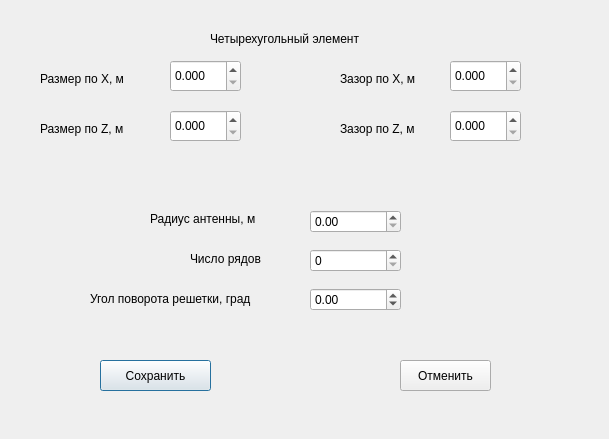
Qt form antennaArrayParametersRect.ui (PointlessAlbatross/CAD-A_Qt) before a commit.
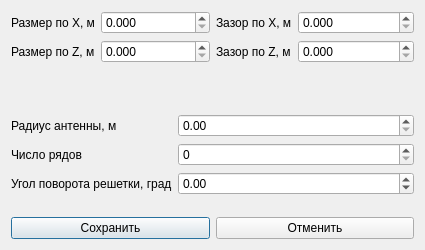
The same form after that commit.

```diff
--- a/antennaArrayParametersRect.ui
+++ b/antennaArrayParametersRect.ui
@@ -6,262 +6,162 @@
    <rect>
     <x>0</x>
     <y>0</y>
-    <width>609</width>
-    <height>439</height>
+    <width>425</width>
+    <height>250</height>
    </rect>
   </property>
   <property name="windowTitle">
    <string>Геометрические параметры</string>
   </property>
+  <layout class="QVBoxLayout" name="verticalLayout">
+   <item>
+    <layout class="QHBoxLayout" name="horizontalLayout">
+     <item>
+      <layout class="QFormLayout" name="formLayout">
+       <item row="0" column="0">
   <widget class="QLabel" name="label">
-   <property name="geometry">
-    <rect>
-     <x>40</x>
-     <y>70</y>
-     <width>101</width>
-     <height>18</height>
-    </rect>
-   </property>
    <property name="text">
     <string>Размер по X, м</string>
    </property>
   </widget>
+       </item>
+       <item row="0" column="1">
+        <widget class="QDoubleSpinBox" name="sizeXBox">
+         <property name="locale">
+          <locale language="English" country="UnitedStates"/>
+         </property>
+         <property name="decimals">
+          <number>3</number>
+         </property>
+         <property name="maximum">
+          <double>1.000000000000000</double>
+         </property>
+         <property name="singleStep">
+          <double>0.001000000000000</double>
+         </property>
+        </widget>
+       </item>
+       <item row="1" column="0">
   <widget class="QLabel" name="label_2">
-   <property name="geometry">
-    <rect>
-     <x>40</x>
-     <y>120</y>
-     <width>101</width>
-     <height>18</height>
-    </rect>
-   </property>
    <property name="text">
     <string>Размер по Z, м</string>
    </property>
   </widget>
+       </item>
+       <item row="1" column="1">
+        <widget class="QDoubleSpinBox" name="sizeZBox">
+         <property name="locale">
+          <locale language="English" country="UnitedStates"/>
+         </property>
+         <property name="decimals">
+          <number>3</number>
+         </property>
+         <property name="maximum">
+          <double>1.000000000000000</double>
+         </property>
+         <property name="singleStep">
+          <double>0.001000000000000</double>
+         </property>
+        </widget>
+       </item>
+      </layout>
+     </item>
+     <item>
+      <layout class="QFormLayout" name="formLayout_2">
+       <item row="0" column="0">
   <widget class="QLabel" name="label_3">
-   <property name="geometry">
-    <rect>
-     <x>340</x>
-     <y>70</y>
-     <width>91</width>
-     <height>18</height>
-    </rect>
-   </property>
    <property name="text">
     <string>Зазор по X, м</string>
    </property>
   </widget>
+       </item>
+       <item row="0" column="1">
+        <widget class="QDoubleSpinBox" name="distXBox">
+         <property name="locale">
+          <locale language="English" country="Kenya"/>
+         </property>
+         <property name="decimals">
+          <number>3</number>
+         </property>
+         <property name="maximum">
+          <double>0.100000000000000</double>
+         </property>
+         <property name="singleStep">
+          <double>0.001000000000000</double>
+         </property>
+        </widget>
+       </item>
+       <item row="1" column="0">
   <widget class="QLabel" name="label_4">
-   <property name="geometry">
-    <rect>
-     <x>340</x>
-     <y>120</y>
-     <width>101</width>
-     <height>18</height>
-    </rect>
-   </property>
    <property name="text">
     <string>Зазор по Z, м</string>
    </property>
   </widget>
+       </item>
+       <item row="1" column="1">
+        <widget class="QDoubleSpinBox" name="distZBox">
+         <property name="locale">
+          <locale language="English" country="Kenya"/>
+         </property>
+         <property name="decimals">
+          <number>3</number>
+         </property>
+         <property name="maximum">
+          <double>0.100000000000000</double>
+         </property>
+         <property name="singleStep">
+          <double>0.001000000000000</double>
+         </property>
+        </widget>
+       </item>
+      </layout>
+     </item>
+    </layout>
+   </item>
+   <item>
+    <layout class="QFormLayout" name="formLayout_3">
+     <item row="0" column="0">
   <widget class="QLabel" name="label_5">
-   <property name="geometry">
-    <rect>
-     <x>150</x>
-     <y>210</y>
-     <width>131</width>
-     <height>18</height>
-    </rect>
-   </property>
    <property name="text">
     <string>Радиус антенны, м</string>
    </property>
   </widget>
+     </item>
+     <item row="0" column="1">
+      <widget class="QDoubleSpinBox" name="radAntBox">
+       <property name="locale">
+        <locale language="English" country="UnitedStates"/>
+       </property>
+       <property name="maximum">
+        <double>1.000000000000000</double>
+       </property>
+       <property name="singleStep">
+        <double>0.010000000000000</double>
+       </property>
+      </widget>
+     </item>
+     <item row="1" column="0">
   <widget class="QLabel" name="label_6">
-   <property name="geometry">
-    <rect>
-     <x>190</x>
-     <y>250</y>
-     <width>91</width>
-     <height>18</height>
-    </rect>
-   </property>
    <property name="text">
     <string>Число рядов</string>
    </property>
   </widget>
+     </item>
+     <item row="1" column="1">
+      <widget class="QSpinBox" name="numRowBox">
+       <property name="maximum">
+        <number>20</number>
+       </property>
+      </widget>
+     </item>
+     <item row="2" column="0">
   <widget class="QLabel" name="label_7">
-   <property name="geometry">
-    <rect>
-     <x>90</x>
-     <y>290</y>
-     <width>201</width>
-     <height>18</height>
-    </rect>
-   </property>
    <property name="text">
     <string>Угол поворота решетки, град</string>
    </property>
   </widget>
-  <widget class="QLabel" name="label_8">
-   <property name="geometry">
-    <rect>
-     <x>210</x>
-     <y>30</y>
-     <width>181</width>
-     <height>18</height>
-    </rect>
-   </property>
-   <property name="text">
-    <string>Четырехугольный элемент</string>
-   </property>
-  </widget>
-  <widget class="QPushButton" name="pushButton">
-   <property name="geometry">
-    <rect>
-     <x>100</x>
-     <y>360</y>
-     <width>111</width>
-     <height>31</height>
-    </rect>
-   </property>
-   <property name="text">
-    <string>Сохранить</string>
-   </property>
-  </widget>
-  <widget class="QPushButton" name="pushButton_2">
-   <property name="geometry">
-    <rect>
-     <x>400</x>
-     <y>360</y>
-     <width>91</width>
-     <height>31</height>
-    </rect>
-   </property>
-   <property name="text">
-    <string>Отменить</string>
-   </property>
-  </widget>
-  <widget class="QDoubleSpinBox" name="doubleSpinBox">
-   <property name="geometry">
-    <rect>
-     <x>170</x>
-     <y>60</y>
-     <width>71</width>
-     <height>32</height>
-    </rect>
-   </property>
-   <property name="locale">
-    <locale language="English" country="UnitedStates"/>
-   </property>
-   <property name="decimals">
-    <number>3</number>
-   </property>
-   <property name="maximum">
-    <double>1.000000000000000</double>
-   </property>
-   <property name="singleStep">
-    <double>0.001000000000000</double>
-   </property>
-  </widget>
-  <widget class="QDoubleSpinBox" name="doubleSpinBox_2">
-   <property name="geometry">
-    <rect>
-     <x>170</x>
-     <y>110</y>
-     <width>71</width>
-     <height>32</height>
-    </rect>
-   </property>
-   <property name="locale">
-    <locale language="English" country="UnitedStates"/>
-   </property>
-   <property name="decimals">
-    <number>3</number>
-   </property>
-   <property name="maximum">
-    <double>1.000000000000000</double>
-   </property>
-   <property name="singleStep">
-    <double>0.001000000000000</double>
-   </property>
-  </widget>
-  <widget class="QDoubleSpinBox" name="doubleSpinBox_3">
-   <property name="geometry">
-    <rect>
-     <x>450</x>
-     <y>60</y>
-     <width>71</width>
-     <height>32</height>
-    </rect>
-   </property>
-   <property name="locale">
-    <locale language="English" country="Kenya"/>
-   </property>
-   <property name="decimals">
-    <number>3</number>
-   </property>
-   <property name="maximum">
-    <double>0.100000000000000</double>
-   </property>
-   <property name="singleStep">
-    <double>0.001000000000000</double>
-   </property>
-  </widget>
-  <widget class="QDoubleSpinBox" name="doubleSpinBox_4">
-   <property name="geometry">
-    <rect>
-     <x>450</x>
-     <y>110</y>
-     <width>71</width>
-     <height>32</height>
-    </rect>
-   </property>
-   <property name="locale">
-    <locale language="English" country="Kenya"/>
-   </property>
-   <property name="decimals">
-    <number>3</number>
-   </property>
-   <property name="maximum">
-    <double>0.100000000000000</double>
-   </property>
-   <property name="singleStep">
-    <double>0.001000000000000</double>
-   </property>
-  </widget>
-  <widget class="QWidget" name="layoutWidget">
-   <property name="geometry">
-    <rect>
-     <x>310</x>
-     <y>200</y>
-     <width>91</width>
-     <height>121</height>
-    </rect>
-   </property>
-   <layout class="QVBoxLayout" name="verticalLayout">
-    <item>
-     <widget class="QDoubleSpinBox" name="doubleSpinBox_5">
-      <property name="locale">
-       <locale language="English" country="UnitedStates"/>
-      </property>
-      <property name="maximum">
-       <double>1.000000000000000</double>
-      </property>
-      <property name="singleStep">
-       <double>0.010000000000000</double>
-      </property>
-     </widget>
-    </item>
-    <item>
-     <widget class="QSpinBox" name="spinBox">
-      <property name="maximum">
-       <number>20</number>
-      </property>
-     </widget>
-    </item>
-    <item>
+     </item>
+     <item row="2" column="1">
      <widget class="QDoubleSpinBox" name="doubleSpinBox_7">
       <property name="locale">
        <locale language="English" country="UnitedStates"/>
@@ -275,7 +175,26 @@
      </widget>
     </item>
    </layout>
-  </widget>
+   </item>
+   <item>
+    <layout class="QHBoxLayout" name="horizontalLayout_2">
+     <item>
+      <widget class="QPushButton" name="pushButton">
+       <property name="text">
+        <string>Сохранить</string>
+       </property>
+      </widget>
+     </item>
+     <item>
+      <widget class="QPushButton" name="pushButton_2">
+       <property name="text">
+        <string>Отменить</string>
+       </property>
+      </widget>
+     </item>
+    </layout>
+   </item>
+  </layout>
  </widget>
  <resources/>
  <connections/>
```
Left out of the diff: 6 changed lines with no effect on the pictures. Lines whose indentation alone changed are shown as unchanged.
